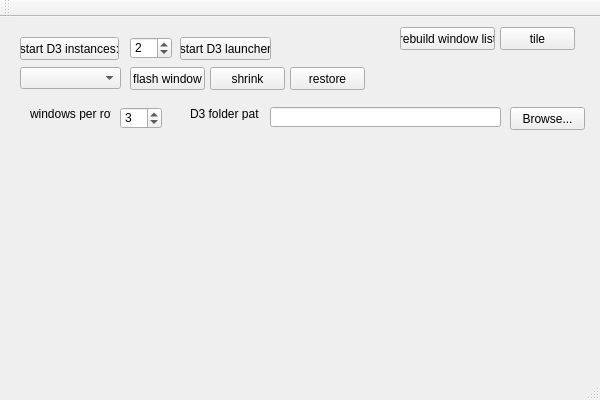
First picture: the form in d3windowdbmanager.ui, repository kambala-decapitator/d3-window-db-manager, before the edit.
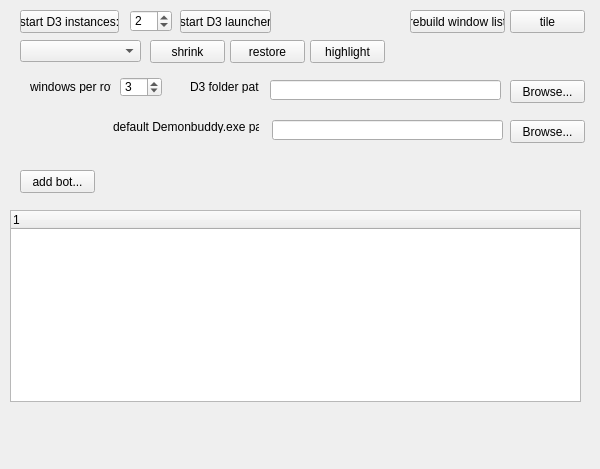
Second picture: the form after the edit.

```diff
--- a/d3windowdbmanager.ui
+++ b/d3windowdbmanager.ui
@@ -1,23 +1,22 @@
 <?xml version="1.0" encoding="UTF-8"?>
 <ui version="4.0">
  <class>D3WindowDBManagerClass</class>
- <widget class="QMainWindow" name="D3WindowDBManagerClass">
+ <widget class="QWidget" name="D3WindowDBManagerClass">
   <property name="geometry">
    <rect>
     <x>0</x>
     <y>0</y>
     <width>600</width>
-    <height>400</height>
+    <height>469</height>
    </rect>
   </property>
   <property name="windowTitle">
    <string>D3WindowDBManager</string>
   </property>
-  <widget class="QWidget" name="centralWidget">
    <widget class="QPushButton" name="buildWndListButton">
     <property name="geometry">
      <rect>
-      <x>400</x>
+     <x>410</x>
       <y>10</y>
       <width>95</width>
       <height>23</height>
@@ -31,30 +30,30 @@
     <property name="geometry">
      <rect>
       <x>20</x>
-      <y>50</y>
-      <width>101</width>
+     <y>40</y>
+     <width>121</width>
       <height>22</height>
      </rect>
     </property>
    </widget>
-   <widget class="QPushButton" name="flashWindowButton">
+  <widget class="QPushButton" name="highlightButton">
     <property name="geometry">
      <rect>
-      <x>130</x>
-      <y>50</y>
+     <x>310</x>
+     <y>40</y>
       <width>75</width>
       <height>23</height>
      </rect>
     </property>
     <property name="text">
-     <string>flash window</string>
+    <string>highlight</string>
     </property>
    </widget>
    <widget class="QLabel" name="label">
     <property name="geometry">
      <rect>
       <x>30</x>
-      <y>90</y>
+     <y>80</y>
       <width>81</width>
       <height>13</height>
      </rect>
@@ -66,8 +65,8 @@
    <widget class="QPushButton" name="restoreButton">
     <property name="geometry">
      <rect>
-      <x>290</x>
-      <y>50</y>
+     <x>230</x>
+     <y>40</y>
       <width>75</width>
       <height>23</height>
      </rect>
@@ -79,8 +78,8 @@
    <widget class="QPushButton" name="shrinkButton">
     <property name="geometry">
      <rect>
-      <x>210</x>
-      <y>50</y>
+     <x>150</x>
+     <y>40</y>
       <width>75</width>
       <height>23</height>
      </rect>
@@ -92,7 +91,7 @@
    <widget class="QPushButton" name="tileButton">
     <property name="geometry">
      <rect>
-      <x>500</x>
+     <x>510</x>
       <y>10</y>
       <width>75</width>
       <height>23</height>
@@ -106,9 +105,9 @@
     <property name="geometry">
      <rect>
       <x>120</x>
-      <y>90</y>
+     <y>77</y>
       <width>42</width>
-      <height>22</height>
+     <height>20</height>
      </rect>
     </property>
     <property name="minimum">
@@ -125,7 +124,7 @@
     <property name="geometry">
      <rect>
       <x>190</x>
-      <y>90</y>
+     <y>80</y>
       <width>69</width>
       <height>13</height>
      </rect>
@@ -138,7 +137,7 @@
     <property name="geometry">
      <rect>
       <x>270</x>
-      <y>90</y>
+     <y>80</y>
       <width>231</width>
       <height>20</height>
      </rect>
@@ -148,7 +147,7 @@
     <property name="geometry">
      <rect>
       <x>510</x>
-      <y>90</y>
+     <y>80</y>
       <width>75</width>
       <height>23</height>
      </rect>
@@ -161,7 +160,7 @@
     <property name="geometry">
      <rect>
       <x>130</x>
-      <y>20</y>
+     <y>10</y>
       <width>42</width>
       <height>22</height>
      </rect>
@@ -177,7 +176,7 @@
     <property name="geometry">
      <rect>
       <x>20</x>
-      <y>20</y>
+     <y>10</y>
       <width>99</width>
       <height>23</height>
      </rect>
@@ -190,7 +189,7 @@
     <property name="geometry">
      <rect>
       <x>180</x>
-      <y>20</y>
+     <y>10</y>
       <width>91</width>
       <height>23</height>
      </rect>
@@ -202,26 +201,70 @@
      <string>start D3 launcher</string>
     </property>
    </widget>
+  <widget class="QPushButton" name="selectDBPathButton">
+   <property name="geometry">
+    <rect>
+     <x>510</x>
+     <y>120</y>
+     <width>75</width>
+     <height>23</height>
+    </rect>
+   </property>
+   <property name="text">
+    <string>Browse...</string>
+   </property>
   </widget>
-  <widget class="QMenuBar" name="menuBar">
+  <widget class="QLabel" name="label_3">
    <property name="geometry">
     <rect>
-     <x>0</x>
-     <y>0</y>
-     <width>600</width>
-     <height>21</height>
+     <x>113</x>
+     <y>120</y>
+     <width>146</width>
+     <height>13</height>
     </rect>
    </property>
+   <property name="text">
+    <string>default Demonbuddy.exe path</string>
+   </property>
   </widget>
-  <widget class="QToolBar" name="mainToolBar">
-   <attribute name="toolBarArea">
-    <enum>TopToolBarArea</enum>
-   </attribute>
-   <attribute name="toolBarBreak">
-    <bool>false</bool>
-   </attribute>
+  <widget class="QLineEdit" name="dbPathLineEdit">
+   <property name="geometry">
+    <rect>
+     <x>272</x>
+     <y>120</y>
+     <width>231</width>
+     <height>20</height>
+    </rect>
+   </property>
   </widget>
-  <widget class="QStatusBar" name="statusBar"/>
+  <widget class="QTreeWidget" name="botsTreeWidget">
+   <property name="geometry">
+    <rect>
+     <x>10</x>
+     <y>210</y>
+     <width>571</width>
+     <height>192</height>
+    </rect>
+   </property>
+   <column>
+    <property name="text">
+     <string notr="true">1</string>
+    </property>
+   </column>
+  </widget>
+  <widget class="QPushButton" name="addBotButton">
+   <property name="geometry">
+    <rect>
+     <x>20</x>
+     <y>170</y>
+     <width>75</width>
+     <height>23</height>
+    </rect>
+   </property>
+   <property name="text">
+    <string>add bot...</string>
+   </property>
+  </widget>
  </widget>
  <layoutdefault spacing="6" margin="11"/>
  <resources/>
```
Lines whose indentation alone changed are shown as unchanged.
